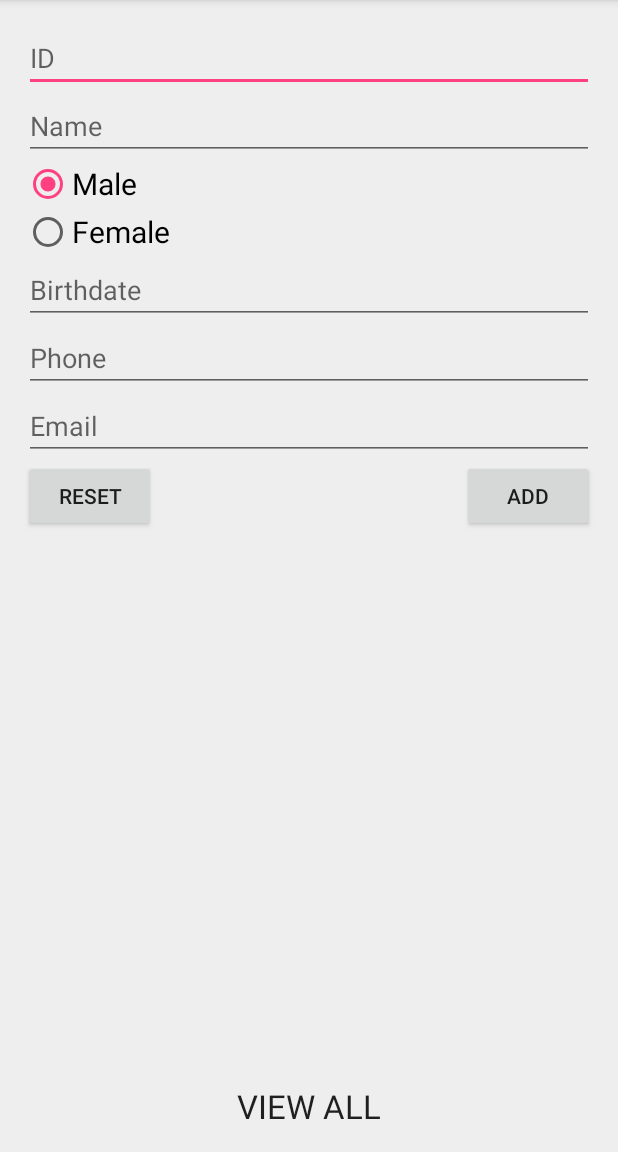
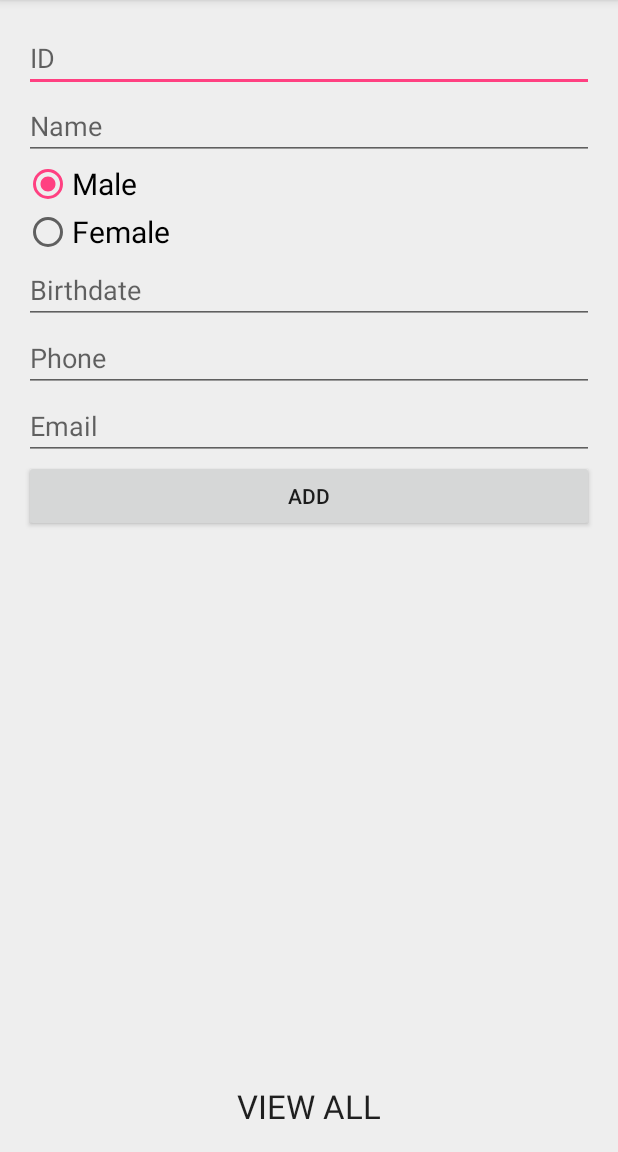
Before and after one commit to omjipanggg/a-poisoned-kofie, an Android app: the screen it shows after launch (MainActivity), after a tap on "ADD", on a phone screen of 412 x 824 dp, the part 84-1236 px from its top. Run offline under Robolectric (Android 15) with nearby library versions, the phone set to English and light mode, and no system bars.

Commit message:
The kofie is ready

```diff
--- a/app/src/main/java/com/example/maula/bem_user_management/MainActivity.java
+++ b/app/src/main/java/com/example/maula/bem_user_management/MainActivity.java
@@ -22,10 +22,10 @@ import java.util.HashMap;
 
 public class MainActivity extends AppCompatActivity implements View.OnClickListener, RadioGroup.OnCheckedChangeListener {
 
-    private Button btnAdd, btnReset;
+    private Button btnAdd;
     private EditText name, sex, birthDate, email, phone, sid;
-    private RadioGroup radioSex;
-    private RadioButton rdM, rdF;
+    protected RadioGroup radioSex;
+    private RadioButton rdM;
     private TextView viewAll;
     private int y, m, d;
     private static final int DIALOG_ID = 0;
@@ -39,13 +39,11 @@ public class MainActivity extends AppCompatActivity implements View.OnClickListe
         name = (EditText) findViewById(R.id.editName);
         radioSex = (RadioGroup) findViewById(R.id.radioSex);
         rdM = (RadioButton) findViewById(R.id.radioMale);
-        rdF = (RadioButton) findViewById(R.id.radioFemale);
         birthDate = (EditText) findViewById(R.id.editBday);
         email = (EditText) findViewById(R.id.editEmail);
         phone = (EditText) findViewById(R.id.editPhone);
         viewAll = (TextView) findViewById(R.id.btnView);
         btnAdd = (Button) findViewById(R.id.btnAdd);
-        btnReset = (Button) findViewById(R.id.btnReset);
 
         final Calendar cal = Calendar.getInstance();
         y = cal.get(Calendar.YEAR);
@@ -56,7 +54,6 @@ public class MainActivity extends AppCompatActivity implements View.OnClickListe
         viewAll.setOnClickListener(this);
         birthDate.setOnClickListener(this);
         btnAdd.setOnClickListener(this);
-        btnReset.setOnClickListener(this);
     }
 
      @Override
@@ -73,7 +70,7 @@ public class MainActivity extends AppCompatActivity implements View.OnClickListe
          m = monthOfYear;
          d = dayOfMonth;
          String dateStr = year + "/" + (monthOfYear + 1) + "/" + dayOfMonth;
-//       Toast.makeText(MainActivity.this, y + "/" + (m+1) + "/" + d, Toast.LENGTH_LONG).show();
+//       Toast.makeText(MainActivity.this, dateStr, Toast.LENGTH_LONG).show();
          birthDate.setText(dateStr);
          }
      };
@@ -134,10 +131,7 @@ public class MainActivity extends AppCompatActivity implements View.OnClickListe
              Log.d("Add", "Adding a new member");
              addMember();
              clearText();
-         } else if (v == btnReset) {
-             Log.d("Reset", "Clearing the fields");
-             clearText();
-         } else {}
+         } else { /* leave it blank already */ }
      }
 
      private void clearText() {
@@ -162,7 +156,7 @@ public class MainActivity extends AppCompatActivity implements View.OnClickListe
              if (btn.getId() == R.id.radioFemale)
              {
                  temp = "P";
-             } else {}
+             } else { /* no need logic */ }
 
              if (btn.getId() == checkedId) {
                  gender = temp;
--- a/app/src/main/java/com/example/maula/bem_user_management/ViewMember.java
+++ b/app/src/main/java/com/example/maula/bem_user_management/ViewMember.java
@@ -243,7 +243,6 @@ public class ViewMember extends AppCompatActivity implements View.OnClickListene
                 askDelete();
                 break;
             default:
-                // Do nothing
                 break;
         }
     }
--- a/app/src/main/res/layout/activity_main.xml
+++ b/app/src/main/res/layout/activity_main.xml
@@ -98,14 +98,7 @@
         android:text="ADD"
         android:id="@+id/btnAdd"
         android:layout_below="@+id/editEmail"
-        android:layout_alignParentEnd="true" />
-
-    <Button
-        android:layout_width="wrap_content"
-        android:layout_height="wrap_content"
-        android:text="Reset"
-        android:id="@+id/btnReset"
-        android:layout_below="@+id/editEmail"
+        android:layout_alignParentEnd="true"
         android:layout_alignParentStart="true" />
 
     <TextView
--- a/app/src/main/res/layout/activity_view_all_members.xml
+++ b/app/src/main/res/layout/activity_view_all_members.xml
@@ -1,16 +1,14 @@
 <?xml version="1.0" encoding="utf-8"?>
 <RelativeLayout xmlns:android="http://schemas.android.com/apk/res/android"
     xmlns:tools="http://schemas.android.com/tools" android:layout_width="match_parent"
-    android:layout_height="match_parent" android:paddingLeft="@dimen/activity_horizontal_margin"
-    android:paddingRight="@dimen/activity_horizontal_margin"
-    android:paddingTop="@dimen/activity_vertical_margin"
-    android:paddingBottom="@dimen/activity_vertical_margin"
+    android:layout_height="match_parent"
     tools:context="com.example.maula.bem_user_management.ViewAllMembers">
 
     <ListView
         android:layout_width="wrap_content"
         android:layout_height="wrap_content"
         android:id="@+id/memberList"
+        android:background="#eee"
         android:layout_alignParentTop="true"
         android:layout_centerHorizontal="true" />
 </RelativeLayout>
--- a/app/src/main/res/layout/activity_view_member.xml
+++ b/app/src/main/res/layout/activity_view_member.xml
@@ -1,7 +1,8 @@
 <?xml version="1.0" encoding="utf-8"?>
 <RelativeLayout xmlns:android="http://schemas.android.com/apk/res/android"
     xmlns:tools="http://schemas.android.com/tools" android:layout_width="match_parent"
-    android:layout_height="match_parent" android:paddingLeft="@dimen/activity_horizontal_margin"
+    android:layout_height="match_parent"
+    android:paddingLeft="@dimen/activity_horizontal_margin"
     android:paddingRight="@dimen/activity_horizontal_margin"
     android:paddingTop="@dimen/activity_vertical_margin"
     android:paddingBottom="@dimen/activity_vertical_margin"
--- a/app/src/main/res/layout/list_items.xml
+++ b/app/src/main/res/layout/list_items.xml
@@ -19,6 +19,6 @@
         android:text="Name"
         android:id="@+id/showName"
         android:layout_toRightOf="@+id/showID"
-        android:gravity="left|center" />
+        android:gravity="left|center_vertical|center|right" />
 
 </LinearLayout>
```
